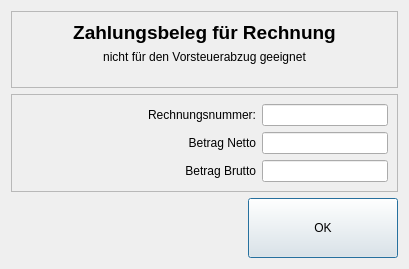
todvora/qrk-registrier-kasse, file src/ui/r2bdialog.ui: the form before one commit.
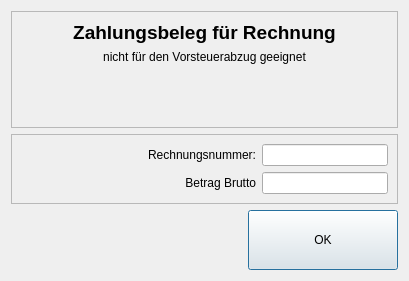
The form after the commit. Icons and pictures are not drawn.

Commit message: * Fix für kleine (<= 60mm) Bondrucker, Druckdesignänderung für Bondrucker deren Druckbreite    kleiner als 60mm ist  * Pflichteingabefeld "Netto" bei R2B wurde entfernt

```diff
--- a/src/ui/r2bdialog.ui
+++ b/src/ui/r2bdialog.ui
@@ -7,7 +7,7 @@
     <x>0</x>
     <y>0</y>
     <width>409</width>
-    <height>269</height>
+    <height>281</height>
    </rect>
   </property>
   <property name="windowTitle">
@@ -109,10 +109,10 @@
           </property>
          </widget>
         </item>
-        <item row="2" column="2">
+        <item row="1" column="2">
          <widget class="QLineEdit" name="invoiceSum"/>
         </item>
-        <item row="2" column="1">
+        <item row="1" column="1">
          <widget class="QLabel" name="label_2">
           <property name="font">
            <font>
@@ -128,23 +128,6 @@
           </property>
          </widget>
         </item>
-        <item row="1" column="1">
-         <widget class="QLabel" name="label_5">
-          <property name="text">
-           <string>Betrag Netto</string>
-          </property>
-          <property name="alignment">
-           <set>Qt::AlignRight|Qt::AlignTrailing|Qt::AlignVCenter</set>
-          </property>
-         </widget>
-        </item>
-        <item row="1" column="2">
-         <widget class="QLineEdit" name="invoiceNet">
-          <property name="toolTip">
-           <string extracomment="Netto Betrag für den Summenzähler"/>
-          </property>
-         </widget>
-        </item>
        </layout>
       </widget>
      </item>
```
Left out of the diff: 1 changed line with no effect on the pictures. The commit also changes 15 other files.
